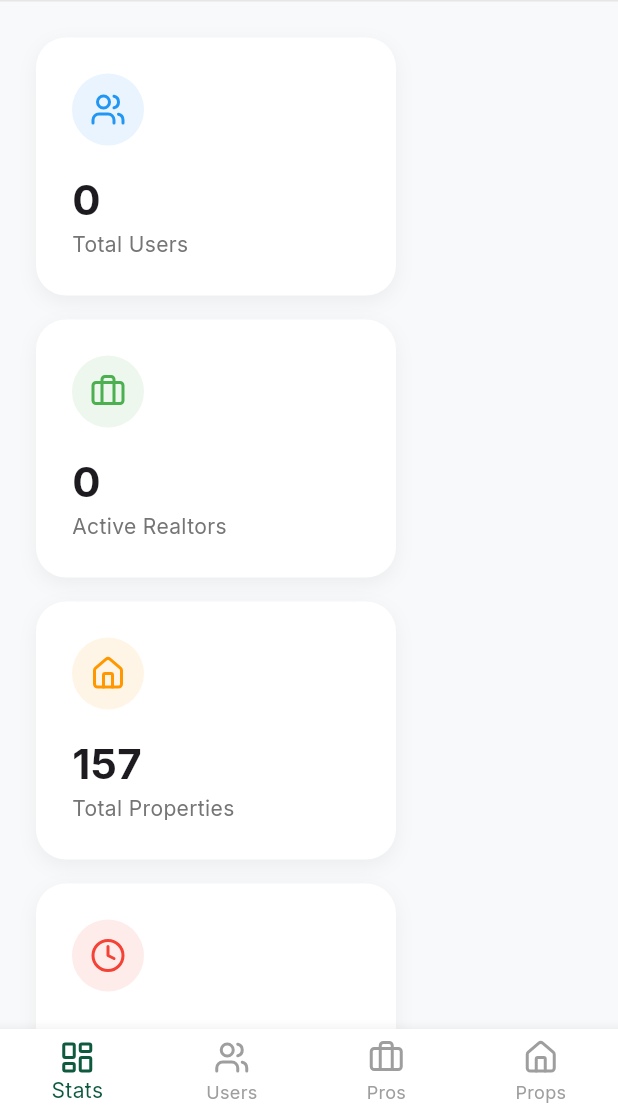
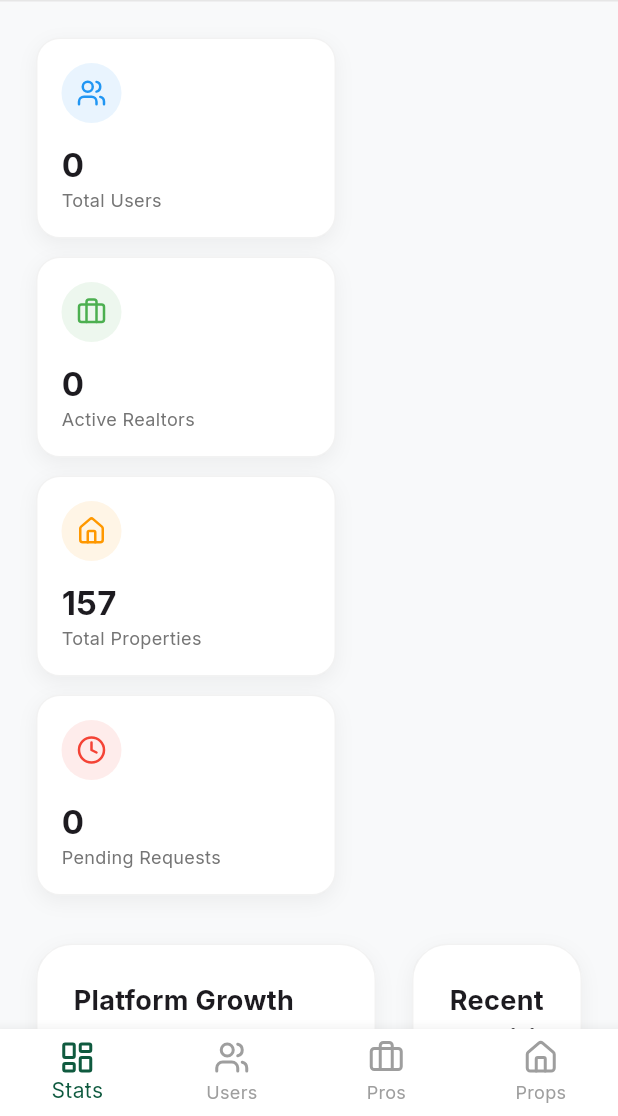
Before and after one commit to odufu/swiftspace, a Flutter app: the OperationsDashboard screen opened directly, on a phone screen of 412 x 824 dp, the part 120-1236 px from its top. Run offline on Flutter 3.47's test engine with Material 3 defaults, Android fonts, the phone set to English and light mode, and no system bars; our stand-ins replace audioplayers, cached_network_image, chewie, connectivity_plus, file_picker, flutter_cache_manager and 11 more; missing offline and left inert: panorama_viewer; accounts and stored records are empty; network calls fail.

Commit message:
fix: dashboard theme consistency and settings index error

```diff
--- a/lib/features/auth/presentation/pages/operations/operations_dashboard.dart
+++ b/lib/features/auth/presentation/pages/operations/operations_dashboard.dart
@@ -76,7 +76,9 @@ class _OperationsDashboardState extends State<OperationsDashboard> {
               onPressed: () => _scaffoldKey.currentState?.openDrawer(),
             ),
           Text(
-            _titles[_selectedIndex],
+            _selectedIndex >= 0 && _selectedIndex < _titles.length
+                ? _titles[_selectedIndex]
+                : _selectedIndex == -1 ? 'Settings' : 'Operations',
             style: const TextStyle(fontSize: 20, fontWeight: FontWeight.bold),
           ),
           const Spacer(),
@@ -105,6 +107,7 @@ class _OperationsDashboardState extends State<OperationsDashboard> {
       case 1: return const UsersSection();
       case 2: return const RealtorsSection();
       case 3: return const PropertiesSection();
+      case -1: return const Center(child: Text('Settings Screen Placeholder'));
       default: return const OverviewSection();
     }
   }
--- a/lib/features/auth/presentation/pages/operations/sections/overview_section.dart
+++ b/lib/features/auth/presentation/pages/operations/sections/overview_section.dart
@@ -17,14 +17,14 @@ class OverviewSection extends StatelessWidget {
       child: Column(
         crossAxisAlignment: CrossAxisAlignment.start,
         children: [
-          _buildStatsRow(adminProvider),
+          _buildStatsRow(context, adminProvider),
           const SizedBox(height: 32),
           Row(
             crossAxisAlignment: CrossAxisAlignment.start,
             children: [
-              Expanded(flex: 2, child: _buildGrowthChart()),
+              Expanded(flex: 2, child: _buildGrowthChart(context)),
               const SizedBox(width: 24),
-              Expanded(child: _buildRecentChats(chatProvider)),
+              Expanded(child: _buildRecentChats(context, chatProvider)),
             ],
           ),
         ],
@@ -32,56 +32,60 @@ class OverviewSection extends StatelessWidget {
     );
   }
 
-  Widget _buildStatsRow(AdminProvider ap) {
+  Widget _buildStatsRow(BuildContext context, AdminProvider ap) {
     return Wrap(
-      spacing: 16,
-      runSpacing: 16,
+      spacing: 12,
+      runSpacing: 12,
       children: [
-        _buildStatCard('Total Users', '${ap.totalUsers}', LucideIcons.users, Colors.blue),
-        _buildStatCard('Active Realtors', '${ap.totalRealtors}', LucideIcons.briefcase, Colors.green),
-        _buildStatCard('Total Properties', '${ap.totalProperties}', LucideIcons.home, Colors.orange),
-        _buildStatCard('Pending Requests', '${ap.pendingVerifications}', LucideIcons.clock, Colors.red),
+        _buildStatCard(context, 'Total Users', '${ap.totalUsers}', LucideIcons.users, Colors.blue),
+        _buildStatCard(context, 'Active Realtors', '${ap.totalRealtors}', LucideIcons.briefcase, Colors.green),
+        _buildStatCard(context, 'Total Properties', '${ap.totalProperties}', LucideIcons.home, Colors.orange),
+        _buildStatCard(context, 'Pending Requests', '${ap.pendingVerifications}', LucideIcons.clock, Colors.red),
       ],
     );
   }
 
-  Widget _buildStatCard(String title, String value, IconData icon, Color color) {
+  Widget _buildStatCard(BuildContext context, String title, String value, IconData icon, Color color) {
+    final theme = Theme.of(context);
     return Container(
-      width: 240,
-      padding: const EdgeInsets.all(24),
+      width: 200,
+      padding: const EdgeInsets.all(16),
       decoration: BoxDecoration(
-        color: Colors.white,
-        borderRadius: BorderRadius.circular(20),
+        color: theme.colorScheme.surface,
+        borderRadius: BorderRadius.circular(16),
         boxShadow: [
           BoxShadow(color: Colors.black.withValues(alpha: 0.05), blurRadius: 10, offset: const Offset(0, 4)),
         ],
+        border: Border.all(color: theme.dividerColor.withValues(alpha: 0.05)),
       ),
       child: Column(
         crossAxisAlignment: CrossAxisAlignment.start,
         children: [
           Container(
-            padding: const EdgeInsets.all(12),
+            padding: const EdgeInsets.all(10),
             decoration: BoxDecoration(color: color.withValues(alpha: 0.1), shape: BoxShape.circle),
-            child: Icon(icon, color: color, size: 24),
+            child: Icon(icon, color: color, size: 20),
           ),
-          const SizedBox(height: 16),
-          Text(value, style: const TextStyle(fontSize: 28, fontWeight: FontWeight.bold)),
-          Text(title, style: TextStyle(color: Colors.grey[600], fontSize: 14)),
+          const SizedBox(height: 12),
+          Text(value, style: const TextStyle(fontSize: 22, fontWeight: FontWeight.bold)),
+          Text(title, style: TextStyle(color: Colors.grey[600], fontSize: 12), maxLines: 1, overflow: TextOverflow.ellipsis),
         ],
       ),
     );
   }
 
-  Widget _buildGrowthChart() {
+  Widget _buildGrowthChart(BuildContext context) {
+    final theme = Theme.of(context);
     return Container(
       height: 400,
       padding: const EdgeInsets.all(24),
       decoration: BoxDecoration(
-        color: Colors.white,
+        color: theme.colorScheme.surface,
         borderRadius: BorderRadius.circular(24),
         boxShadow: [
           BoxShadow(color: Colors.black.withValues(alpha: 0.05), blurRadius: 10, offset: const Offset(0, 4)),
         ],
+        border: Border.all(color: theme.dividerColor.withValues(alpha: 0.05)),
       ),
       child: const Column(
         crossAxisAlignment: CrossAxisAlignment.start,
@@ -95,16 +99,18 @@ class OverviewSection extends StatelessWidget {
     );
   }
 
-  Widget _buildRecentChats(ChatProvider cp) {
+  Widget _buildRecentChats(BuildContext context, ChatProvider cp) {
+    final theme = Theme.of(context);
     return Container(
       height: 400,
       padding: const EdgeInsets.all(24),
       decoration: BoxDecoration(
-        color: Colors.white,
+        color: theme.colorScheme.surface,
         borderRadius: BorderRadius.circular(24),
         boxShadow: [
           BoxShadow(color: Colors.black.withValues(alpha: 0.05), blurRadius: 10, offset: const Offset(0, 4)),
         ],
+        border: Border.all(color: theme.dividerColor.withValues(alpha: 0.05)),
       ),
       child: Column(
         crossAxisAlignment: CrossAxisAlignment.start,
--- a/lib/features/auth/presentation/pages/operations/sections/properties_section.dart
+++ b/lib/features/auth/presentation/pages/operations/sections/properties_section.dart
@@ -42,12 +42,13 @@ class PropertiesSection extends StatelessWidget {
   }
 
   Widget _buildPropertyCard(BuildContext context, Property property, PropertyProvider pp, VerificationProvider vp) {
+    final theme = Theme.of(context);
     return Container(
       decoration: BoxDecoration(
-        color: Colors.white,
+        color: theme.colorScheme.surface,
         borderRadius: BorderRadius.circular(24),
         boxShadow: [BoxShadow(color: Colors.black.withValues(alpha: 0.05), blurRadius: 10, offset: const Offset(0, 4))],
-        border: Border.all(color: Colors.grey.withValues(alpha: 0.1)),
+        border: Border.all(color: theme.dividerColor.withValues(alpha: 0.1)),
       ),
       child: Column(
         crossAxisAlignment: CrossAxisAlignment.start,
--- a/lib/features/auth/presentation/pages/operations/sections/realtors_section.dart
+++ b/lib/features/auth/presentation/pages/operations/sections/realtors_section.dart
@@ -38,12 +38,14 @@ class RealtorsSection extends StatelessWidget {
   }
 
   Widget _buildRealtorCard(BuildContext context, UserProfile realtor, VerificationProvider vp) {
+    final theme = Theme.of(context);
     return Container(
       padding: const EdgeInsets.all(24),
       decoration: BoxDecoration(
-        color: Colors.white,
+        color: theme.colorScheme.surface,
         borderRadius: BorderRadius.circular(20),
         boxShadow: [BoxShadow(color: Colors.black.withValues(alpha: 0.05), blurRadius: 10)],
+        border: Border.all(color: theme.dividerColor.withValues(alpha: 0.05)),
       ),
       child: Column(
         crossAxisAlignment: CrossAxisAlignment.start,
--- a/lib/features/auth/presentation/pages/operations/sections/users_section.dart
+++ b/lib/features/auth/presentation/pages/operations/sections/users_section.dart
@@ -16,10 +16,14 @@ class _UsersSectionState extends State<UsersSection> {
   @override
   Widget build(BuildContext context) {
     final ap = Provider.of<AdminProvider>(context);
-    final users = ap.allUsers.where((u) =>
-      u.fullName?.toLowerCase().contains(_searchController.text.toLowerCase()) ?? true ||
-      u.email.toLowerCase().contains(_searchController.text.toLowerCase())
-    ).toList();
+    final users = ap.allUsers.where((u) {
+      final search = _searchController.text.toLowerCase();
+      final name = u.fullName?.toLowerCase() ?? '';
+      final email = u.email.toLowerCase();
+      return name.contains(search) || email.contains(search);
+    }).toList();
+
+    final theme = Theme.of(context);
 
     return Padding(
       padding: const EdgeInsets.all(24.0),
@@ -37,9 +41,10 @@ class _UsersSectionState extends State<UsersSection> {
           Expanded(
             child: Container(
               decoration: BoxDecoration(
-                color: Colors.white,
+                color: theme.colorScheme.surface,
                 borderRadius: BorderRadius.circular(20),
                 boxShadow: [BoxShadow(color: Colors.black.withValues(alpha: 0.05), blurRadius: 10)],
+                border: Border.all(color: theme.dividerColor.withValues(alpha: 0.05)),
               ),
               child: ClipRRect(
                 borderRadius: BorderRadius.circular(20),
```
